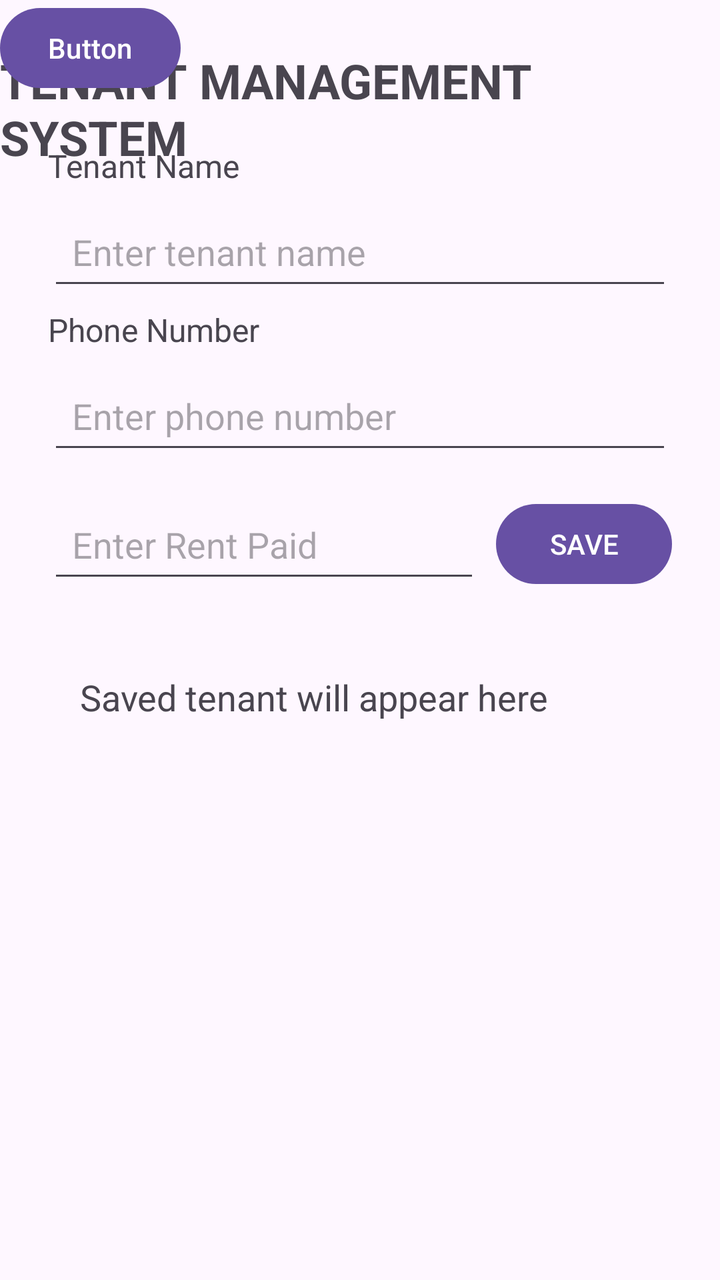
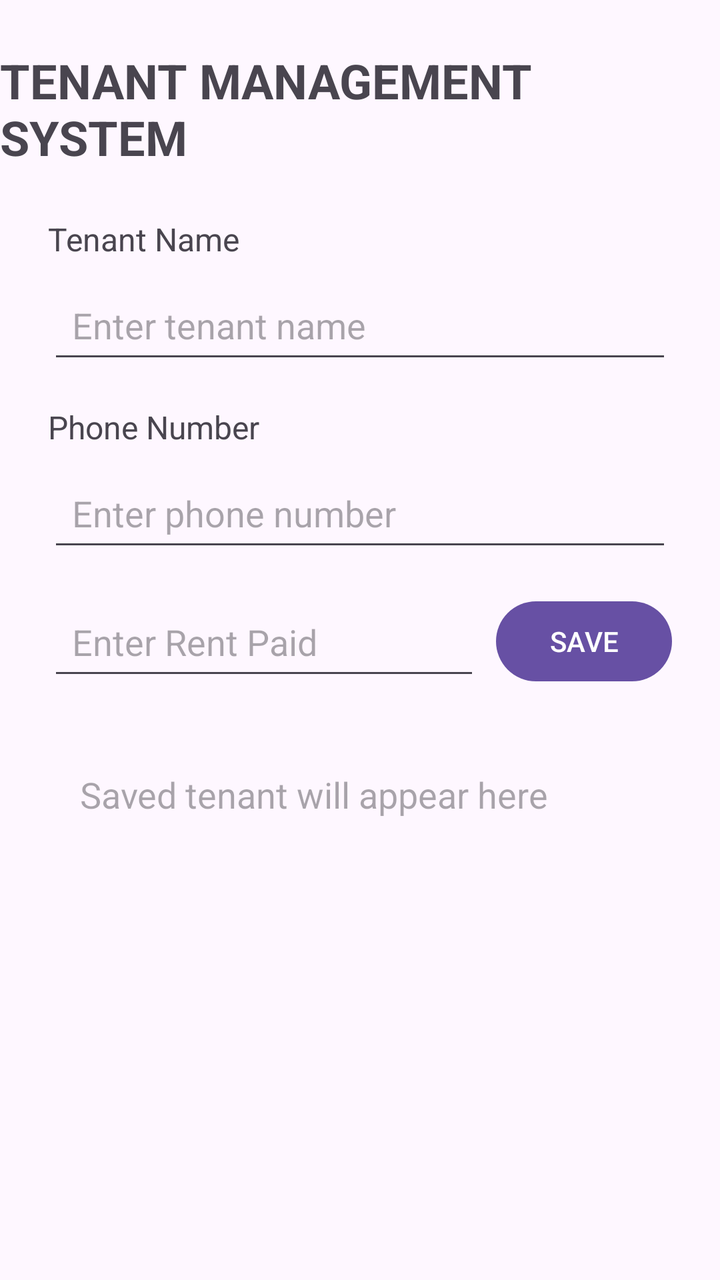

The first picture is an Android layout as it rendered before a commit; the second is the same layout after the commit. The layout source and the unified diff follow.
<!-- AndroidManifest.xml: application theme Theme.TenantManagementSystem -->
<!-- res/layout/activity_main.xml -->
<?xml version="1.0" encoding="utf-8"?>
<androidx.constraintlayout.widget.ConstraintLayout
    xmlns:android="http://schemas.android.com/apk/res/android"
    xmlns:app="http://schemas.android.com/apk/res-auto"
    xmlns:tools="http://schemas.android.com/tools"
    android:layout_width="match_parent"
    android:layout_height="match_parent">

    
    <TextView
        android:id="@+id/titleTextView"
        android:layout_width="wrap_content"
        android:layout_height="wrap_content"
        android:text="TENANT MANAGEMENT SYSTEM"
        android:textSize="24sp"
        android:textStyle="bold"
        android:layout_marginTop="24dp"
        app:layout_constraintTop_toTopOf="parent"
        app:layout_constraintStart_toStartOf="parent"
        app:layout_constraintEnd_toEndOf="parent" />

    

    
    <TextView
        android:id="@+id/tenantNameLabel"
        android:layout_width="wrap_content"
        android:layout_height="wrap_content"
        android:layout_marginStart="24dp"
        android:layout_marginTop="72dp"
        android:text="Tenant Name"
        android:textSize="16sp"
        app:layout_constraintStart_toStartOf="parent"
        app:layout_constraintTop_toTopOf="parent" />

    <EditText
        android:id="@+id/tenantNameEditText"
        android:layout_width="0dp"
        android:layout_height="wrap_content"
        android:hint="Enter tenant name"
        android:minHeight="48dp"
        android:padding="12dp"
        android:layout_marginTop="8dp"
        android:layout_marginStart="24dp"
        android:layout_marginEnd="24dp"
        app:layout_constraintTop_toBottomOf="@id/tenantNameLabel"
        app:layout_constraintStart_toStartOf="parent"
        app:layout_constraintEnd_toEndOf="parent" />

    

    

    <TextView
        android:id="@+id/phoneLabel"
        android:layout_width="wrap_content"
        android:layout_height="wrap_content"
        android:layout_marginStart="24dp"
        android:layout_marginTop="4dp"
        android:text="Phone Number"
        android:textSize="16sp"
        app:layout_constraintStart_toStartOf="parent"
        app:layout_constraintTop_toBottomOf="@id/tenantNameEditText" />

    <EditText
        android:id="@+id/phoneEditText"
        android:layout_width="0dp"
        android:layout_height="wrap_content"
        android:hint="Enter phone number"
        android:inputType="phone"
        android:minHeight="48dp"
        android:padding="12dp"
        android:layout_marginTop="8dp"
        android:layout_marginStart="24dp"
        android:layout_marginEnd="24dp"
        app:layout_constraintTop_toBottomOf="@id/phoneLabel"
        app:layout_constraintStart_toStartOf="parent"
        app:layout_constraintEnd_toEndOf="parent" />

    
    <EditText
        android:id="@+id/rentEditText"
        android:layout_width="0dp"
        android:layout_height="wrap_content"
        android:hint="Enter Rent Paid"
        android:minHeight="48dp"
        android:padding="12dp"
        android:layout_marginStart="24dp"
        android:layout_marginTop="16dp"
        android:layout_marginEnd="8dp"
        app:layout_constraintTop_toBottomOf="@id/phoneEditText"
        app:layout_constraintStart_toStartOf="parent"
        app:layout_constraintEnd_toStartOf="@id/saveButton" />

    
    <Button
        android:id="@+id/saveButton"
        android:layout_width="wrap_content"
        android:layout_height="wrap_content"
        android:text="SAVE"
        android:layout_marginEnd="24dp"
        app:layout_constraintTop_toTopOf="@id/rentEditText"
        app:layout_constraintEnd_toEndOf="parent" />

    
    <TextView
        android:id="@+id/tenantResultTextView"
        android:layout_width="0dp"
        android:layout_height="wrap_content"
        android:text="Saved tenant will appear here"
        android:textSize="18sp"
        android:padding="16dp"
        android:layout_margin="24dp"
        app:layout_constraintTop_toBottomOf="@id/rentEditText"
        app:layout_constraintStart_toStartOf="parent"
        app:layout_constraintEnd_toEndOf="parent" />

    <Button
        android:id="@+id/button3"
        android:layout_width="wrap_content"
        android:layout_height="wrap_content"
        android:text="Button"
        tools:layout_editor_absoluteX="160dp"
        tools:layout_editor_absoluteY="416dp" />

</androidx.constraintlayout.widget.ConstraintLayout>
<!-- resources referenced by this layout -->
<resources>
  <style name="Theme.TenantManagementSystem" parent="Base.Theme.TenantManagementSystem" />
  <style name="Base.Theme.TenantManagementSystem" parent="Theme.Material3.DayNight.NoActionBar">
          
          
      </style>
</resources>

<!-- the commit's change to res/layout/activity_main.xml (unified diff, before → after) -->
@@ -1,126 +1,115 @@
 <?xml version="1.0" encoding="utf-8"?>
-<androidx.constraintlayout.widget.ConstraintLayout
-    xmlns:android="http://schemas.android.com/apk/res/android"
-    xmlns:app="http://schemas.android.com/apk/res-auto"
-    xmlns:tools="http://schemas.android.com/tools"
-    android:layout_width="match_parent"
-    android:layout_height="match_parent">
+<layout xmlns:android="http://schemas.android.com/apk/res/android"
+    xmlns:app="http://schemas.android.com/apk/res-auto">
 
-    
-    <TextView
-        android:id="@+id/titleTextView"
-        android:layout_width="wrap_content"
-        android:layout_height="wrap_content"
-        android:text="TENANT MANAGEMENT SYSTEM"
-        android:textSize="24sp"
-        android:textStyle="bold"
-        android:layout_marginTop="24dp"
-        app:layout_constraintTop_toTopOf="parent"
-        app:layout_constraintStart_toStartOf="parent"
-        app:layout_constraintEnd_toEndOf="parent" />
+    <data>
+        <variable
+            name="tenant"
+            type="com.example.tenantmanagementsystem.Tenant" />
+    </data>
 
-    
+    <androidx.constraintlayout.widget.ConstraintLayout
+        android:layout_width="match_parent"
+        android:layout_height="match_parent">
 
-    
-    <TextView
-        android:id="@+id/tenantNameLabel"
-        android:layout_width="wrap_content"
-        android:layout_height="wrap_content"
-        android:layout_marginStart="24dp"
-        android:layout_marginTop="72dp"
-        android:text="Tenant Name"
-        android:textSize="16sp"
-        app:layout_constraintStart_toStartOf="parent"
-        app:layout_constraintTop_toTopOf="parent" />
+        <TextView
+            android:id="@+id/titleTextView"
+            android:layout_width="wrap_content"
+            android:layout_height="wrap_content"
+            android:text="TENANT MANAGEMENT SYSTEM"
+            android:textSize="24sp"
+            android:textStyle="bold"
+            android:layout_marginTop="24dp"
+            app:layout_constraintTop_toTopOf="parent"
+            app:layout_constraintStart_toStartOf="parent"
+            app:layout_constraintEnd_toEndOf="parent" />
 
-    <EditText
-        android:id="@+id/tenantNameEditText"
-        android:layout_width="0dp"
-        android:layout_height="wrap_content"
-        android:hint="Enter tenant name"
-        android:minHeight="48dp"
-        android:padding="12dp"
-        android:layout_marginTop="8dp"
-        android:layout_marginStart="24dp"
-        android:layout_marginEnd="24dp"
-        app:layout_constraintTop_toBottomOf="@id/tenantNameLabel"
-        app:layout_constraintStart_toStartOf="parent"
-        app:layout_constraintEnd_toEndOf="parent" />
+        <TextView
+            android:id="@+id/tenantNameLabel"
+            android:layout_width="wrap_content"
+            android:layout_height="wrap_content"
+            android:text="Tenant Name"
+            android:textSize="16sp"
+            android:layout_marginTop="24dp"
+            android:layout_marginStart="24dp"
+            app:layout_constraintTop_toBottomOf="@id/titleTextView"
+            app:layout_constraintStart_toStartOf="parent" />
 
-    
+        <EditText
+            android:id="@+id/tenantNameEditText"
+            android:layout_width="0dp"
+            android:layout_height="wrap_content"
+            android:hint="Enter tenant name"
+            android:minHeight="48dp"
+            android:padding="12dp"
+            android:layout_marginTop="8dp"
+            android:layout_marginStart="24dp"
+            android:layout_marginEnd="24dp"
+            app:layout_constraintTop_toBottomOf="@id/tenantNameLabel"
+            app:layout_constraintStart_toStartOf="parent"
+            app:layout_constraintEnd_toEndOf="parent" />
 
-    
+        <TextView
+            android:id="@+id/phoneLabel"
+            android:layout_width="wrap_content"
+            android:layout_height="wrap_content"
+            android:text="Phone Number"
+            android:textSize="16sp"
+            android:layout_marginTop="16dp"
+            android:layout_marginStart="24dp"
+            app:layout_constraintTop_toBottomOf="@id/tenantNameEditText"
+            app:layout_constraintStart_toStartOf="parent" />
 
-    <TextView
-        android:id="@+id/phoneLabel"
-        android:layout_width="wrap_content"
-        android:layout_height="wrap_content"
-        android:layout_marginStart="24dp"
-        android:layout_marginTop="4dp"
-        android:text="Phone Number"
-        android:textSize="16sp"
-        app:layout_constraintStart_toStartOf="parent"
-        app:layout_constraintTop_toBottomOf="@id/tenantNameEditText" />
+        <EditText
+            android:id="@+id/phoneEditText"
+            android:layout_width="0dp"
+            android:layout_height="wrap_content"
+            android:hint="Enter phone number"
+            android:inputType="phone"
+            android:minHeight="48dp"
+            android:padding="12dp"
+            android:layout_marginTop="8dp"
+            android:layout_marginStart="24dp"
+            android:layout_marginEnd="24dp"
+            app:layout_constraintTop_toBottomOf="@id/phoneLabel"
+            app:layout_constraintStart_toStartOf="parent"
+            app:layout_constraintEnd_toEndOf="parent" />
 
-    <EditText
-        android:id="@+id/phoneEditText"
-        android:layout_width="0dp"
-        android:layout_height="wrap_content"
-        android:hint="Enter phone number"
-        android:inputType="phone"
-        android:minHeight="48dp"
-        android:padding="12dp"
-        android:layout_marginTop="8dp"
-        android:layout_marginStart="24dp"
-        android:layout_marginEnd="24dp"
-        app:layout_constraintTop_toBottomOf="@id/phoneLabel"
-        app:layout_constraintStart_toStartOf="parent"
-        app:layout_constraintEnd_toEndOf="parent" />
+        <EditText
+            android:id="@+id/rentEditText"
+            android:layout_width="0dp"
+            android:layout_height="wrap_content"
+            android:hint="Enter Rent Paid"
+            android:inputType="numberDecimal"
+            android:minHeight="48dp"
+            android:padding="12dp"
+            android:layout_marginStart="24dp"
+            android:layout_marginTop="16dp"
+            android:layout_marginEnd="8dp"
+            app:layout_constraintTop_toBottomOf="@id/phoneEditText"
+            app:layout_constraintStart_toStartOf="parent"
+            app:layout_constraintEnd_toStartOf="@id/saveButton" />
 
-    
-    <EditText
-        android:id="@+id/rentEditText"
-        android:layout_width="0dp"
-        android:layout_height="wrap_content"
-        android:hint="Enter Rent Paid"
-        android:minHeight="48dp"
-        android:padding="12dp"
-        android:layout_marginStart="24dp"
-        android:layout_marginTop="16dp"
-        android:layout_marginEnd="8dp"
-        app:layout_constraintTop_toBottomOf="@id/phoneEditText"
-        app:layout_constraintStart_toStartOf="parent"
-        app:layout_constraintEnd_toStartOf="@id/saveButton" />
+        <Button
+            android:id="@+id/saveButton"
+            android:layout_width="wrap_content"
+            android:layout_height="wrap_content"
+            android:text="SAVE"
+            android:layout_marginEnd="24dp"
+            app:layout_constraintTop_toTopOf="@id/rentEditText"
+            app:layout_constraintEnd_toEndOf="parent" />
 
-    
-    <Button
-        android:id="@+id/saveButton"
-        android:layout_width="wrap_content"
-        android:layout_height="wrap_content"
-        android:text="SAVE"
-        android:layout_marginEnd="24dp"
-        app:layout_constraintTop_toTopOf="@id/rentEditText"
-        app:layout_constraintEnd_toEndOf="parent" />
-
-    
-    <TextView
-        android:id="@+id/tenantResultTextView"
-        android:layout_width="0dp"
-        android:layout_height="wrap_content"
-        android:text="Saved tenant will appear here"
-        android:textSize="18sp"
-        android:padding="16dp"
-        android:layout_margin="24dp"
-        app:layout_constraintTop_toBottomOf="@id/rentEditText"
-        app:layout_constraintStart_toStartOf="parent"
-        app:layout_constraintEnd_toEndOf="parent" />
-
-    <Button
-        android:id="@+id/button3"
-        android:layout_width="wrap_content"
-        android:layout_height="wrap_content"
-        android:text="Button"
-        tools:layout_editor_absoluteX="160dp"
-        tools:layout_editor_absoluteY="416dp" />
-
-</androidx.constraintlayout.widget.ConstraintLayout>
+        <TextView
+            android:id="@+id/tenantResultTextView"
+            android:layout_width="0dp"
+            android:layout_height="wrap_content"
+            android:text="@{tenant.summary()}"
+            android:hint="Saved tenant will appear here"
+            android:textSize="18sp"
+            android:padding="16dp"
+            android:layout_margin="24dp"
+            app:layout_constraintTop_toBottomOf="@id/rentEditText"
+            app:layout_constraintStart_toStartOf="parent"
+            app:layout_constraintEnd_toEndOf="parent" />
+    </androidx.constraintlayout.widget.ConstraintLayout>
+</layout>
